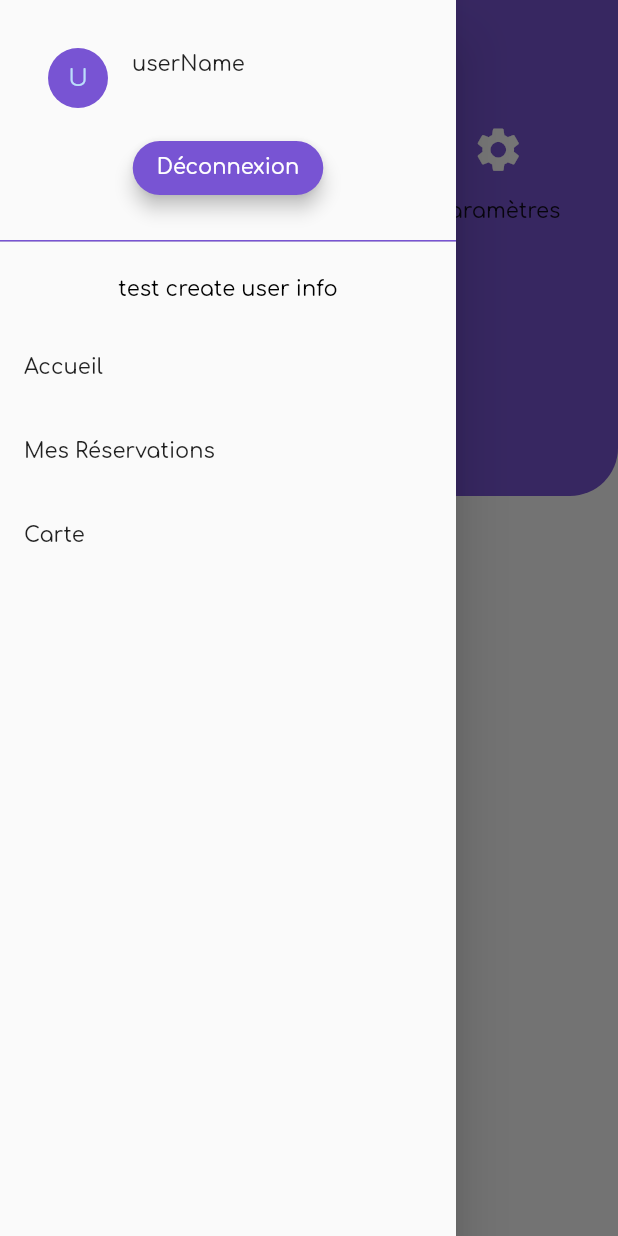
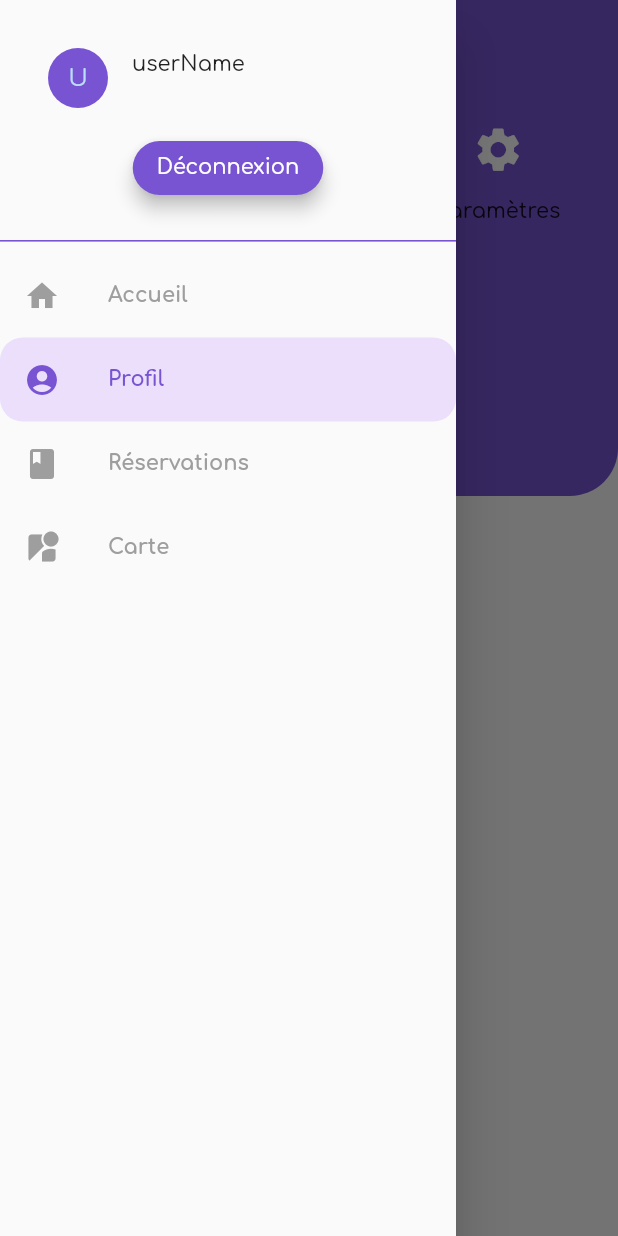
Before and after one commit to jeremySrgt/lynightProject, a Flutter app: the UserProfil screen opened by its route, with the side drawer open, on a phone screen of 412 x 824 dp. Run offline on Flutter 3.47's test engine with Material 2 defaults, Android fonts, the light colour scheme and no system bars; our stand-ins replace cloud_firestore, firebase_auth, google_maps_flutter, location; accounts and stored records are empty; project files that could hold a hidden picture were left out.

Commit message:
changement design Drawer + amelioration

```diff
--- a/lib/maps/googleMapsClient.dart
+++ b/lib/maps/googleMapsClient.dart
@@ -152,12 +152,7 @@ class _GoogleMapsState extends State<GoogleMapsClient> {
       drawer: CustomSlider(
         userMail: 'Lalal',
         signOut: widget._signOut,
-        nameFirstPage: 'Accueil',
-        routeFirstPage: '/',
-        nameSecondPage: 'Profil',
-        routeSecondPage: '/userProfil',
-        nameThirdPage: 'Réservation',
-        routeThirdPage: '/myReservations',
+        activePage: 'Maps',
       ),
     );
   }
--- a/lib/myReservations/myReservation.dart
+++ b/lib/myReservations/myReservation.dart
@@ -124,12 +124,7 @@ class _ListPageState extends State<ListPage> {
       drawer: CustomSlider(
         userMail: 'Lalal',
         signOut: widget._signOut,
-        nameFirstPage: 'Accueil',
-        routeFirstPage: '/',
-        nameSecondPage: 'Profil',
-        routeSecondPage: '/userProfil',
-        nameThirdPage: 'Carte',
-        routeThirdPage: '/maps',
+        activePage: 'Reservations',
       ),
     );
   }
--- a/lib/principalPage.dart
+++ b/lib/principalPage.dart
@@ -129,12 +129,7 @@ class _PrincipalPageState extends State<PrincipalPage>
           drawer: CustomSlider(
             userMail: mail,
             signOut: widget._signOut,
-            nameFirstPage: 'Profil',
-            routeFirstPage: '/userProfil',
-            nameSecondPage: 'Mes Réservations',
-            routeSecondPage: '/myReservations',
-            nameThirdPage: 'Carte',
-            routeThirdPage: '/maps',
+            activePage: 'Accueil',
           )),
     );
   }
--- a/lib/profilUtilisateur/profilUtilisateur.dart
+++ b/lib/profilUtilisateur/profilUtilisateur.dart
@@ -225,12 +225,7 @@ class _UserProfilState extends State<UserProfil> {
       drawer: CustomSlider(
         userMail: userMail,
         signOut: widget._signOut,
-        nameFirstPage: 'Accueil',
-        routeFirstPage: '/',
-        nameSecondPage: 'Mes Réservations',
-        routeSecondPage: '/myReservations',
-        nameThirdPage: 'Carte',
-        routeThirdPage: '/maps',
+        activePage: 'Profil',
       ),
       resizeToAvoidBottomPadding: false,
       body: CustomScrollView(slivers: <Widget>[
--- a/lib/widgets/slider.dart
+++ b/lib/widgets/slider.dart
@@ -2,41 +2,35 @@ import 'package:flutter/material.dart';
 import 'package:lynight/services/crud.dart';
 import 'package:lynight/services/userData.dart';
 
-class CustomSlider extends StatelessWidget{
+class CustomSlider extends StatelessWidget {
   final String userMail;
   Function signOut;
-  final String nameFirstPage;
-  final String routeFirstPage;
-  final String nameSecondPage;
-  final String routeSecondPage;
-  final String nameThirdPage;
-  final String routeThirdPage;
+  final String activePage;
 
   CrudMethods crudObj = new CrudMethods();
   UserData userData = new UserData(
       name: "jeremy",
       surname: "surget",
-    dob: DateTime.utc(1998,4,3),
-    favorites: ["boiteID1","boiteID2"],
+      dob: DateTime.utc(1998, 4, 3),
+      favorites: ["boiteID1", "boiteID2"],
       mail: "blabla@gmail.com",
-    music: ["electro","populaire"],
+      music: ["electro", "populaire"],
       notification: true,
       phone: "0659534318",
       picture: "lien vers profilpicture",
-    reservation: {"boiteID":"CXeFDsER3","date":"ici un timestamp normalement"},
-    sex: true
-  );
-
-
+      reservation: {
+        "boiteID": "CXeFDsER3",
+        "date": "ici un timestamp normalement"
+      },
+      sex: true);
 
   void _testCreateUserData() async {
     crudObj.createUserData(userData.getDataMap());
   }
 
-  CustomSlider({this.userMail,this.signOut,this.nameFirstPage,this.routeFirstPage,this.nameSecondPage,this.routeSecondPage,this.nameThirdPage,this.routeThirdPage});
+  CustomSlider({this.userMail, this.signOut, this.activePage});
 
-
-  Widget header(context){
+  Widget header(context) {
     return DrawerHeader(
       child: Column(
         children: <Widget>[
@@ -52,17 +46,18 @@ class CustomSlider extends StatelessWidget{
             elevation: 5.0,
             shape: RoundedRectangleBorder(
                 borderRadius: BorderRadius.circular(30.0)),
-              child: Text('Déconnexion', style: TextStyle(fontSize: 14.0, color: Colors.white)),
+            child: Text('Déconnexion',
+                style: TextStyle(fontSize: 14.0, color: Colors.white)),
             color: Theme.of(context).primaryColor,
             textColor: Colors.black87,
-              onPressed: signOut),
+            onPressed: signOut,
+          ),
         ],
       ),
       decoration: BoxDecoration(
-          border:
-          Border(bottom: BorderSide(color: Theme.of(context).primaryColor))),
+          border: Border(
+              bottom: BorderSide(color: Theme.of(context).primaryColor))),
     );
-
   }
 
   @override
@@ -72,27 +67,113 @@ class CustomSlider extends StatelessWidget{
       child: ListView(
         children: <Widget>[
           header(context),
-          FlatButton(
-              onPressed: _testCreateUserData,
-              child: Text('test create user info', style: TextStyle(fontSize: 14.0, color: Colors.black))
+          Container(
+            decoration: activePage == 'Accueil'
+                ? BoxDecoration(
+                    color: Color(0xFFebdffc),
+                    borderRadius: BorderRadius.circular(15.0))
+                : BoxDecoration(),
+            child: ListTile(
+              leading: Icon(
+                Icons.home,
+                color: activePage == 'Accueil'
+                    ? Theme.of(context).primaryColor
+                    : Colors.grey,
               ),
-          ListTile(
-            title: Text(nameFirstPage),
+              title: Text(
+                'Accueil',
+                style: TextStyle(
+                  fontWeight: FontWeight.bold,
+                  color: activePage == 'Accueil'
+                      ? Theme.of(context).primaryColor
+                      : Colors.grey,
+                ),
+              ),
               onTap: () {
-              Navigator.pushReplacementNamed(context, routeFirstPage);
+                Navigator.pushReplacementNamed(context, '/');
               },
             ),
-          ListTile(
-            title: Text(nameSecondPage),
+          ),
+          Container(
+            decoration: activePage == 'Profil'
+                ? BoxDecoration(
+                    color: Color(0xFFebdffc),
+                    borderRadius: BorderRadius.circular(15.0))
+                : BoxDecoration(),
+            child: ListTile(
+              leading: Icon(
+                Icons.account_circle,
+                color: activePage == 'Profil'
+                    ? Theme.of(context).primaryColor
+                    : Colors.grey,
+              ),
+              title: Text(
+                'Profil',
+                style: TextStyle(
+                  fontWeight: FontWeight.bold,
+                  color: activePage == 'Profil'
+                      ? Theme.of(context).primaryColor
+                      : Colors.grey,
+                ),
+              ),
               onTap: () {
-              Navigator.pushReplacementNamed(context, routeSecondPage);
+                Navigator.pushReplacementNamed(context, '/userProfil');
               },
             ),
-          ListTile(
-            title: Text(nameThirdPage),
+          ),
+          Container(
+            decoration: activePage == 'Reservations'
+                ? BoxDecoration(
+                    color: Color(0xFFebdffc),
+                    borderRadius: BorderRadius.circular(15.0))
+                : BoxDecoration(),
+            child: ListTile(
+              leading: Icon(
+                Icons.book,
+                color: activePage == 'Reservations'
+                    ? Theme.of(context).primaryColor
+                    : Colors.grey,
+              ),
+              title: Text(
+                'Réservations',
+                style: TextStyle(
+                  fontWeight: FontWeight.bold,
+                  color: activePage == 'Reservations'
+                      ? Theme.of(context).primaryColor
+                      : Colors.grey,
+                ),
+              ),
               onTap: () {
-              Navigator.pushReplacementNamed(context, routeThirdPage);
+                Navigator.pushReplacementNamed(context, '/myReservations');
               },
+            ),
+          ),
+          Container(
+            decoration: activePage == 'Maps'
+                ? BoxDecoration(
+                    color: Color(0xFFebdffc),
+                    borderRadius: BorderRadius.circular(15.0))
+                : BoxDecoration(),
+            child: ListTile(
+              leading: Icon(
+                Icons.streetview,
+                color: activePage == 'Maps'
+                    ? Theme.of(context).primaryColor
+                    : Colors.grey,
+              ),
+              title: Text(
+                'Carte',
+                style: TextStyle(
+                  fontWeight: FontWeight.bold,
+                  color: activePage == 'Maps'
+                      ? Theme.of(context).primaryColor
+                      : Colors.grey,
+                ),
+              ),
+              onTap: () {
+                Navigator.pushReplacementNamed(context, '/maps');
+              },
+            ),
           ),
         ],
       ),
```
Lines whose indentation alone changed are shown as unchanged.
